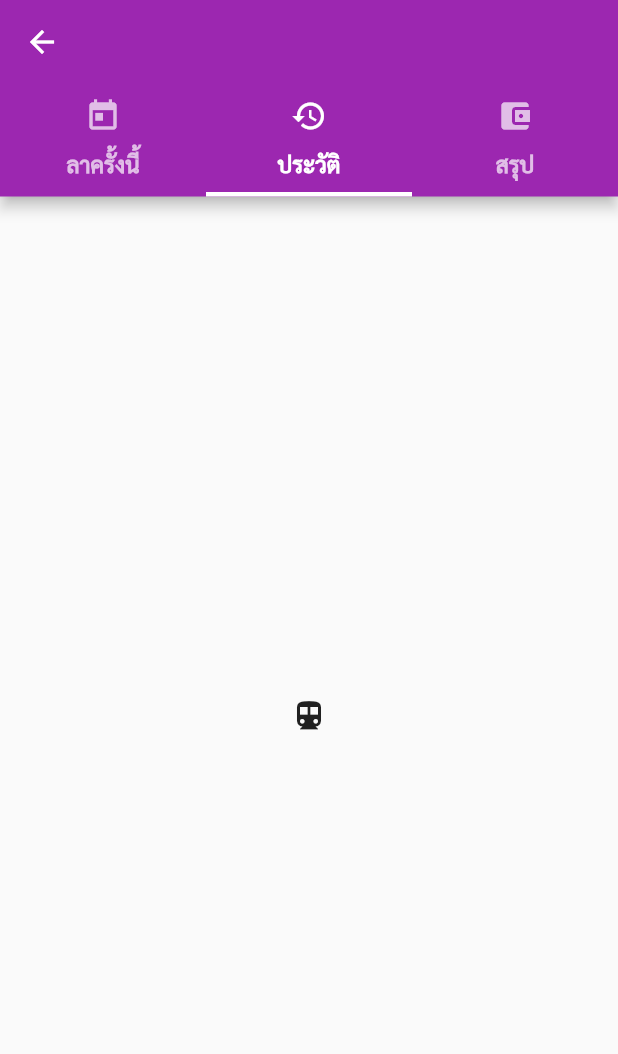
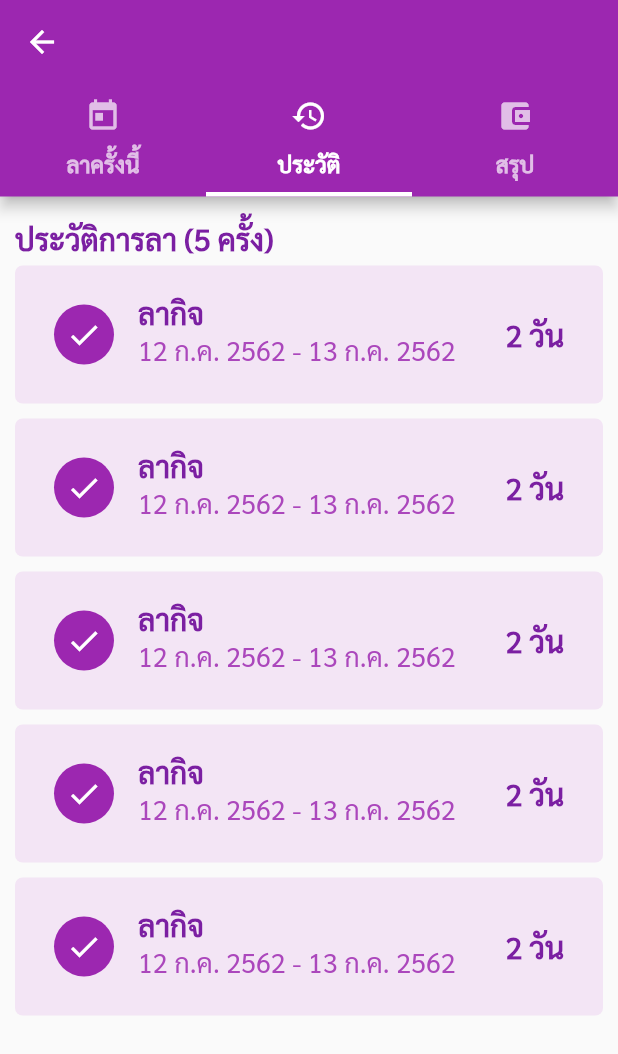
Before and after one commit to siteslave/nkp_app, a Flutter app: the LeaveInfoPage screen opened directly with empty values, tab 2 chosen, on a phone screen of 412 x 824 dp. Shown: the top 1054 px of the screen. Run offline on Flutter 3.47's test engine with Material 2 defaults, Android fonts, the phone set to English and light mode, and no system bars; our stand-ins replace flutter_secure_storage, fluttertoast; accounts and stored records are empty.

Commit message:
add history widget

```diff
--- a/lib/api.dart
+++ b/lib/api.dart
@@ -33,4 +33,10 @@ class Api {
     return await http
         .get(url, headers: {HttpHeaders.authorizationHeader: "Bearer $token"});
   }
+
+  Future getLeave(String token, String employeeId) async {
+    String url = '$apiUrl/leaves/$employeeId/history';
+    return await http
+        .get(url, headers: {HttpHeaders.authorizationHeader: "Bearer $token"});
+  }
 }
--- a/lib/pages/leave-info.dart
+++ b/lib/pages/leave-info.dart
@@ -41,7 +41,7 @@ class _LeaveInfoPageState extends State<LeaveInfoPage> {
                 margin: EdgeInsets.only(top: 5, bottom: 5, left: 10, right: 10),
                 padding: EdgeInsets.all(10),
                 decoration: BoxDecoration(
-                    color: Colors.purple[100],
+                    color: Colors.purple[50],
                     borderRadius: BorderRadius.circular(10)),
                 child: Row(
                   mainAxisAlignment: MainAxisAlignment.spaceBetween,
@@ -59,7 +59,7 @@ class _LeaveInfoPageState extends State<LeaveInfoPage> {
                 margin: EdgeInsets.only(top: 5, bottom: 5, left: 10, right: 10),
                 padding: EdgeInsets.all(10),
                 decoration: BoxDecoration(
-                    color: Colors.purple[100],
+                    color: Colors.purple[50],
                     borderRadius: BorderRadius.circular(10)),
                 child: Row(
                   mainAxisAlignment: MainAxisAlignment.spaceBetween,
@@ -77,7 +77,7 @@ class _LeaveInfoPageState extends State<LeaveInfoPage> {
                 margin: EdgeInsets.only(top: 5, bottom: 5, left: 10, right: 10),
                 padding: EdgeInsets.all(10),
                 decoration: BoxDecoration(
-                    color: Colors.purple[100],
+                    color: Colors.purple[50],
                     borderRadius: BorderRadius.circular(10)),
                 child: Row(
                   mainAxisAlignment: MainAxisAlignment.spaceBetween,
@@ -95,7 +95,7 @@ class _LeaveInfoPageState extends State<LeaveInfoPage> {
                 margin: EdgeInsets.only(top: 5, bottom: 5, left: 10, right: 10),
                 padding: EdgeInsets.all(10),
                 decoration: BoxDecoration(
-                    color: Colors.purple[100],
+                    color: Colors.purple[50],
                     borderRadius: BorderRadius.circular(10)),
                 child: Row(
                   mainAxisAlignment: MainAxisAlignment.spaceBetween,
@@ -146,6 +146,57 @@ class _LeaveInfoPageState extends State<LeaveInfoPage> {
       ],
     );
 
+    Widget _historyWidget = Column(
+      crossAxisAlignment: CrossAxisAlignment.start,
+      children: <Widget>[
+        Padding(
+          padding: const EdgeInsets.only(top: 15, left: 10),
+          child: Text('ประวัติการลา (5 ครั้ง)',
+              style: TextStyle(
+                  color: Colors.purple[700],
+                  fontSize: 20,
+                  fontWeight: FontWeight.bold)),
+        ),
+        Expanded(
+            child: ListView.builder(
+          itemBuilder: (BuildContext context, int index) {
+            return Container(
+              margin: EdgeInsets.only(top: 5, bottom: 5, left: 10, right: 10),
+              padding: EdgeInsets.all(10),
+              decoration: BoxDecoration(
+                color: Colors.purple[50],
+                borderRadius: BorderRadius.circular(5),
+              ),
+              child: ListTile(
+                leading: CircleAvatar(
+                  backgroundColor: Colors.purple,
+                  child: Icon(
+                    Icons.check,
+                    color: Colors.white,
+                  ),
+                ),
+                title: Text(
+                  'ลากิจ',
+                  style: TextStyle(
+                      color: Colors.purple[700],
+                      fontSize: 20,
+                      fontWeight: FontWeight.bold),
+                ),
+                subtitle: Text('12 ก.ค. 2562 - 13 ก.ค. 2562',
+                    style: TextStyle(color: Colors.purple[400], fontSize: 18)),
+                trailing: Text('2 วัน',
+                    style: TextStyle(
+                        color: Colors.purple[700],
+                        fontSize: 20,
+                        fontWeight: FontWeight.bold)),
+              ),
+            );
+          },
+          itemCount: 5,
+        ))
+      ],
+    );
+
     return DefaultTabController(
       length: 3,
       child: Scaffold(
@@ -168,7 +219,7 @@ class _LeaveInfoPageState extends State<LeaveInfoPage> {
         body: TabBarView(
           children: [
             _infoWidget,
-            Icon(Icons.directions_transit),
+            _historyWidget,
             Icon(Icons.directions_bike),
           ],
         ),
@@ -212,7 +263,7 @@ class _LeaveInfoPageState extends State<LeaveInfoPage> {
         }
       } else {
         Fluttertoast.showToast(
-            msg: "เกิดข้อผิดพลาดในการเชื่อมต่อ",
+            msg: "เกิดข้อผิดพลา���ในการเชื่อมต่อ",
             toastLength: Toast.LENGTH_LONG,
             gravity: ToastGravity.CENTER,
             timeInSecForIos: 3,
```
